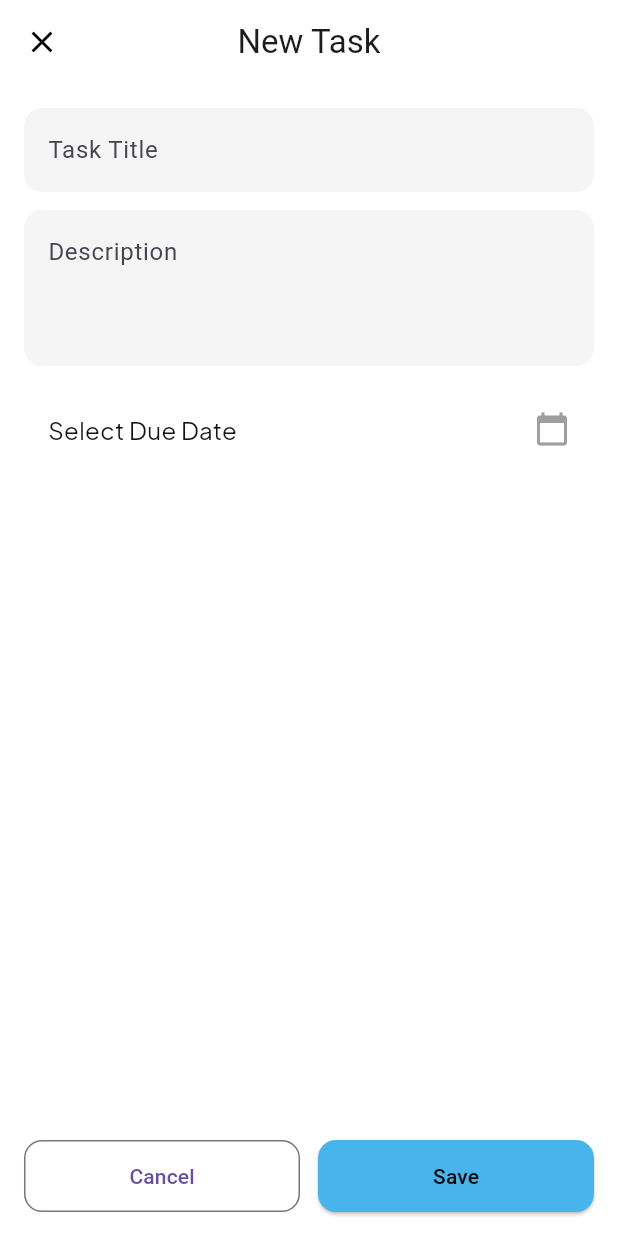
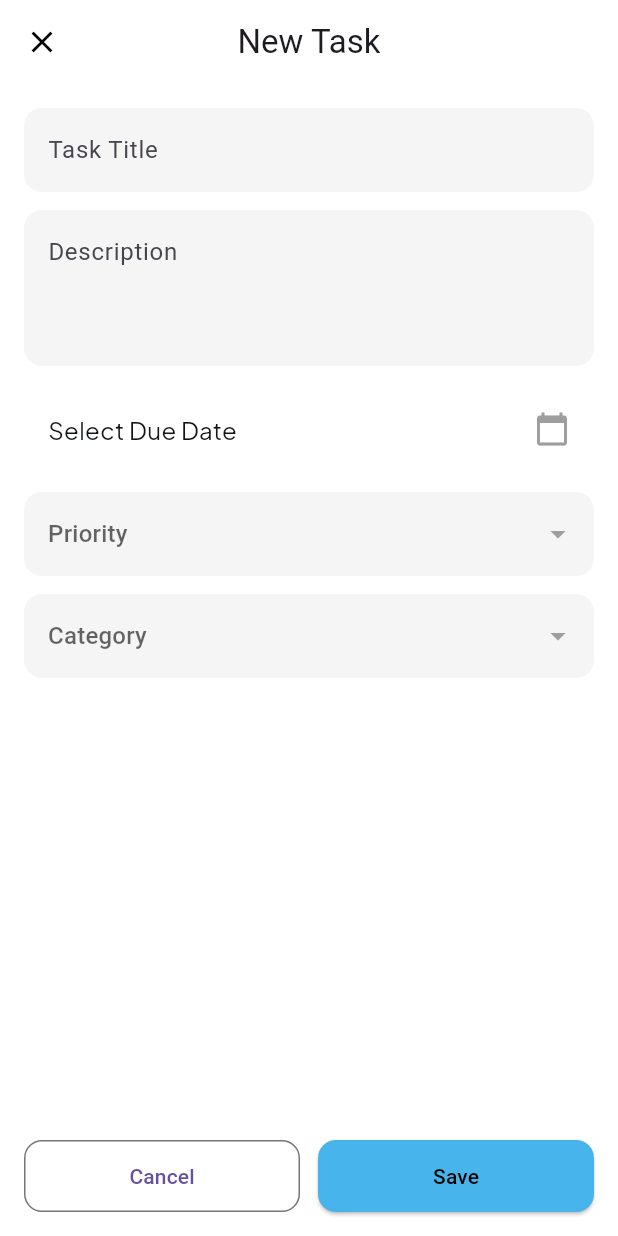
Before and after one commit to AbdullahUsman07/Flutter-Internship, a Flutter app: the AddTaskScreen screen opened directly, on a phone screen of 412 x 824 dp. Run offline on Flutter 3.47's test engine with Material 3 defaults, Android fonts, the phone set to English and light mode, and no system bars; our stand-ins replace get, google_fonts.

Commit message:
feat: add_task screen updated

```diff
--- a/week_3/day_11/lib/main.dart
+++ b/week_3/day_11/lib/main.dart
@@ -1,5 +1,7 @@
 
 
+import 'package:day_11/models/task_model.dart';
+import 'package:day_11/screens/task_detail_screen.dart';
 import 'package:day_11/screens/tasks_screen.dart';
 import 'package:flutter/material.dart';
 import 'package:get/get_navigation/src/root/get_material_app.dart';
--- a/week_3/day_11/lib/models/task_model.dart
+++ b/week_3/day_11/lib/models/task_model.dart
@@ -7,11 +7,15 @@ class Task {
   DateTime dueDate;
   RxBool isCompleted;
   String description;
+  String category;
+  String priority;
 
   Task({
     required this.title,
     required this.dueDate,
     bool isCompleted = false,
     required this.description,
+    this.category = 'none',
+    this.priority = 'low',
   }) : isCompleted = isCompleted.obs;
 }
--- a/week_3/day_11/lib/screens/add_task_screen.dart
+++ b/week_3/day_11/lib/screens/add_task_screen.dart
@@ -1,5 +1,5 @@
-
 import 'package:day_11/models/task_model.dart';
+import 'package:day_11/widgets/custom_dropdown.dart';
 import 'package:flutter/material.dart';
 import 'package:get/get.dart';
 import '../controllers/task_controllers.dart';
@@ -18,6 +18,9 @@ class _AddTaskScreenState extends State<AddTaskScreen> {
 
   final TextEditingController titleController = TextEditingController();
   final TextEditingController descriptionController = TextEditingController();
+
+  String selectedCategory = 'none';
+  String selectedPriority = 'low';
 
   DateTime? selectedDate;
 
@@ -51,11 +54,15 @@ class _AddTaskScreenState extends State<AddTaskScreen> {
       return;
     }
 
-  taskController.addTask(Task(
+    taskController.addTask(
+      Task(
         title: titleController.text.trim(),
         description: descriptionController.text.trim(),
         dueDate: selectedDate!,
-  ));
+        category: selectedCategory,
+        priority: selectedPriority,
+      ),
+    );
 
     // Show success dialog
     Get.defaultDialog(
@@ -72,21 +79,6 @@ class _AddTaskScreenState extends State<AddTaskScreen> {
       },
     );
   }
-  // void _saveTask() {
-  //   if (titleController.text.trim().isEmpty || selectedDate == null) {
-  //     Get.snackbar("Error", "Title and Due Date are required",
-  //         backgroundColor: Colors.redAccent, colorText: Colors.white);
-  //     return;
-  //   }
-
-  //   taskController.addTask(Task(
-  //     title: titleController.text.trim(),
-  //     description: descriptionController.text.trim(),
-  //     dueDate: selectedDate!,
-  //   ));
-
-  //   Get.back(); // close screen
-  // }
 
   @override
   Widget build(BuildContext context) {
@@ -143,7 +135,10 @@ class _AddTaskScreenState extends State<AddTaskScreen> {
             GestureDetector(
               onTap: () => _pickDate(context),
               child: Container(
-                padding: const EdgeInsets.symmetric(horizontal: 16, vertical: 18),
+                padding: const EdgeInsets.symmetric(
+                  horizontal: 16,
+                  vertical: 18,
+                ),
                 decoration: BoxDecoration(
                   color: AppColors.background,
                   borderRadius: BorderRadius.circular(12),
@@ -161,6 +156,25 @@ class _AddTaskScreenState extends State<AddTaskScreen> {
                   ],
                 ),
               ),
+            ),
+            // Priority Dropdown
+            const SizedBox(height: 12),
+            CustomDropdown(
+              hintText: "Priority",
+              items: ["Low", "Medium", "High"],
+              onChanged: (value) {
+                selectedPriority = value ?? 'low';
+              },
+            ),
+
+            // Category Dropdown
+            const SizedBox(height: 12),
+            CustomDropdown(
+              hintText: "Category",
+              items: ["Work", "Personal", "Other"],
+              onChanged: (value) {
+                selectedCategory = value ?? 'none';
+              },
             ),
             const Spacer(),
 
@@ -190,7 +204,10 @@ class _AddTaskScreenState extends State<AddTaskScreen> {
                         borderRadius: BorderRadius.circular(12),
                       ),
                     ),
-                    child: const Text("Save", style: TextStyle(color: Colors.black)),
+                    child: const Text(
+                      "Save",
+                      style: TextStyle(color: Colors.black),
+                    ),
                   ),
                 ),
               ],
--- a/week_3/day_11/lib/screens/task_detail_screen.dart
+++ b/week_3/day_11/lib/screens/task_detail_screen.dart
@@ -100,7 +100,7 @@ class TaskDetailScreen extends StatelessWidget {
                           child: const Icon(Icons.flag, color: Colors.black),
                         ),
                         const SizedBox(width: 12),
-                        Text("Normal",
+                        Text(task.priority,
                             style: AppTextStyles.body),
                       ],
                     ),
@@ -110,7 +110,7 @@ class TaskDetailScreen extends StatelessWidget {
                     // Category
                     Text("Category", style: AppTextStyles.subHeading),
                     const SizedBox(height: 5,),
-                    Text("Uncategorized",
+                    Text(task.category,
                         style: AppTextStyles.body),
                   ],
                 ),
--- /dev/null
+++ b/week_3/day_11/lib/widgets/custom_dropdown.dart
@@ -0,0 +1,50 @@
+
+import 'package:flutter/material.dart';
+import '../utils/app_colors.dart';
+
+class CustomDropdown extends StatefulWidget {
+  final String hintText;
+  final List<String> items;
+  final ValueChanged<String?> onChanged;
+
+  const CustomDropdown({
+    super.key,
+    required this.hintText,
+    required this.items,
+    required this.onChanged,
+  });
+
+  @override
+  State<CustomDropdown> createState() => _CustomDropdownState();
+}
+
+class _CustomDropdownState extends State<CustomDropdown> {
+  String? selectedValue;
+
+  @override
+  Widget build(BuildContext context) {
+    return DropdownButtonFormField<String>(
+      value: selectedValue,
+      decoration: InputDecoration(
+        filled: true,
+        fillColor: AppColors.surface,
+        border: OutlineInputBorder(
+          borderRadius: BorderRadius.circular(12),
+          borderSide: BorderSide.none,
+        ),
+      ),
+      hint: Text(widget.hintText),
+      icon: const Icon(Icons.arrow_drop_down, color: Colors.grey),
+      items: widget.items
+          .map((e) => DropdownMenuItem(
+                value: e,
+                child: Text(e),
+              ))
+          .toList(),
+      onChanged: (value) {
+        setState(() => selectedValue = value);
+        widget.onChanged(value);
+      },
+    );
+  }
+}
```
Lines whose indentation alone changed are shown as unchanged.
